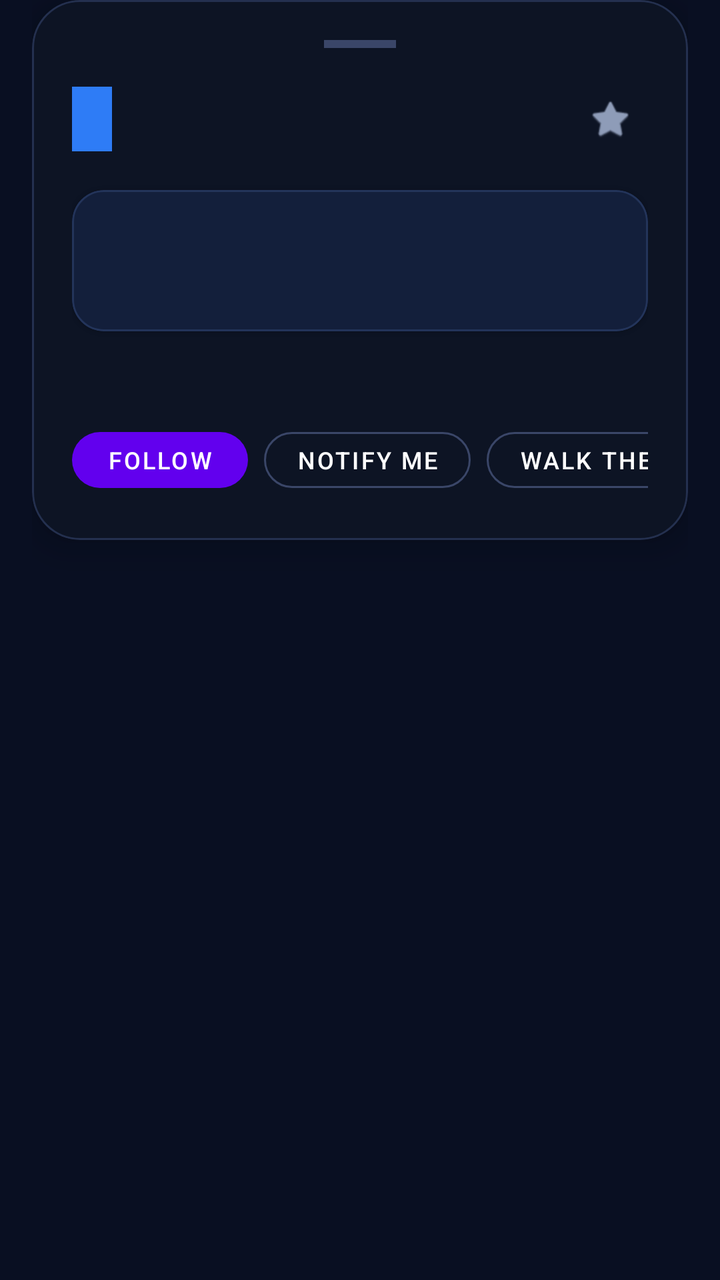
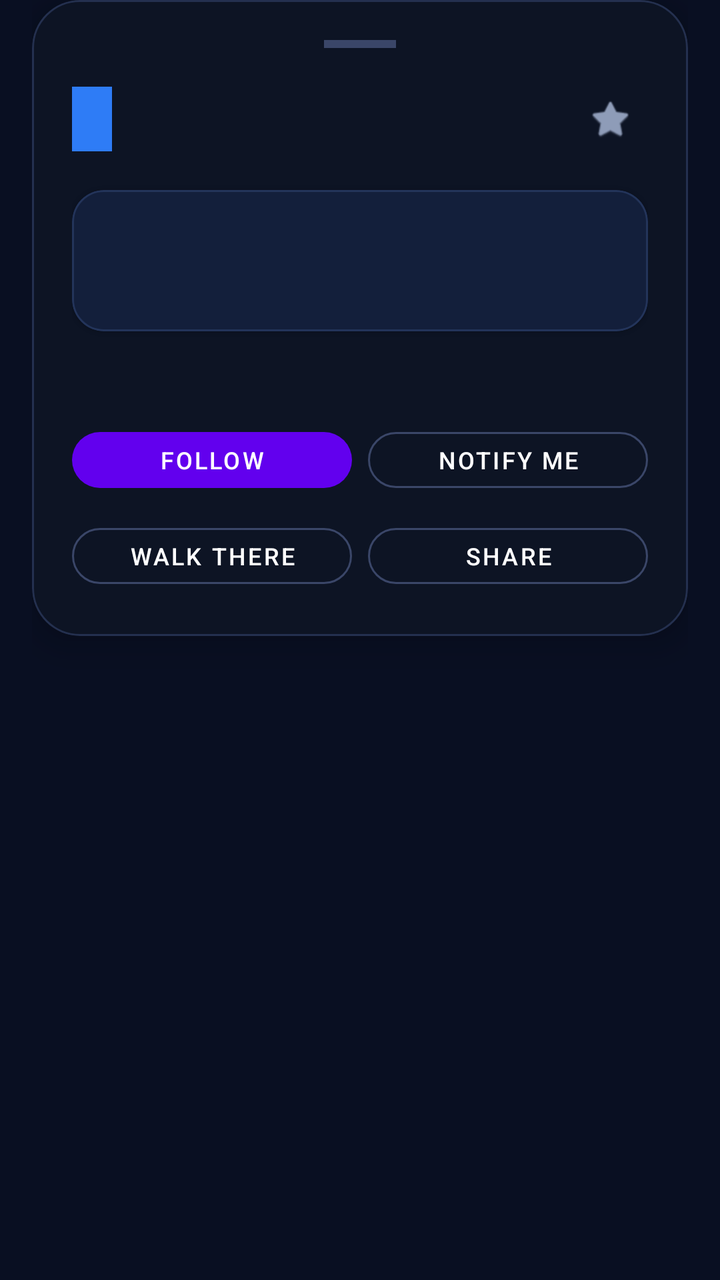

Compare the two renders of this Android layout. The source of the first and the diff that turns it into the second are given below.
<!-- AndroidManifest.xml: application theme Theme.BusTimesLive -->
<!-- res/layout/sheet_bus_details.xml -->
<?xml version="1.0" encoding="utf-8"?>
<LinearLayout xmlns:android="http://schemas.android.com/apk/res/android"
    xmlns:app="http://schemas.android.com/apk/res-auto"
    android:layout_width="match_parent"
    android:layout_height="wrap_content"
    android:background="@android:color/transparent"
    android:orientation="vertical"
    android:paddingStart="16dp"
    android:paddingEnd="16dp"
    android:paddingBottom="24dp">

    <com.google.android.material.card.MaterialCardView
        android:layout_width="match_parent"
        android:layout_height="wrap_content"
        app:cardBackgroundColor="#0D1424"
        app:cardCornerRadius="24dp"
        app:cardElevation="10dp"
        app:strokeColor="#24304F"
        app:strokeWidth="1dp">

        <LinearLayout
            android:layout_width="match_parent"
            android:layout_height="wrap_content"
            android:orientation="vertical"
            android:padding="20dp">

            
            <View
                android:layout_width="36dp"
                android:layout_height="4dp"
                android:layout_gravity="center_horizontal"
                android:layout_marginBottom="16dp"
                android:background="#3A4668" />

            
            <LinearLayout
                android:layout_width="match_parent"
                android:layout_height="wrap_content"
                android:gravity="center_vertical"
                android:orientation="horizontal">

                <TextView
                    android:id="@+id/text_route_badge"
                    android:layout_width="wrap_content"
                    android:layout_height="wrap_content"
                    android:background="#2E7CF6"
                    android:paddingStart="10dp"
                    android:paddingTop="4dp"
                    android:paddingEnd="10dp"
                    android:paddingBottom="4dp"
                    android:textColor="#FFFFFF"
                    android:textSize="18sp"
                    android:textStyle="bold" />

                <LinearLayout
                    android:layout_width="0dp"
                    android:layout_height="wrap_content"
                    android:layout_marginStart="12dp"
                    android:layout_weight="1"
                    android:orientation="vertical">

                    <TextView
                        android:id="@+id/text_destination"
                        android:layout_width="wrap_content"
                        android:layout_height="wrap_content"
                        android:ellipsize="end"
                        android:maxLines="1"
                        android:textColor="#FFFFFF"
                        android:textSize="17sp"
                        android:textStyle="bold" />

                    <TextView
                        android:id="@+id/text_operator"
                        android:layout_width="wrap_content"
                        android:layout_height="wrap_content"
                        android:ellipsize="end"
                        android:maxLines="1"
                        android:textColor="#8E9CB8"
                        android:textSize="12sp" />
                </LinearLayout>

                <ImageView
                    android:id="@+id/btn_favorite"
                    android:layout_width="38dp"
                    android:layout_height="38dp"
                    android:background="?attr/selectableItemBackgroundBorderless"
                    android:padding="8dp"
                    android:src="@android:drawable/btn_star"
                    app:tint="#8E9CB8" />
            </LinearLayout>

            
            <com.google.android.material.card.MaterialCardView
                android:layout_width="match_parent"
                android:layout_height="wrap_content"
                android:layout_marginTop="16dp"
                app:cardBackgroundColor="#131F3B"
                app:cardCornerRadius="16dp"
                app:strokeColor="#23345A"
                app:strokeWidth="1dp">

                <LinearLayout
                    android:layout_width="match_parent"
                    android:layout_height="wrap_content"
                    android:gravity="center_vertical"
                    android:orientation="horizontal"
                    android:padding="14dp">

                    <LinearLayout
                        android:layout_width="0dp"
                        android:layout_height="wrap_content"
                        android:layout_weight="1"
                        android:orientation="vertical">

                        <TextView
                            android:id="@+id/text_eta_countdown"
                            android:layout_width="wrap_content"
                            android:layout_height="wrap_content"
                            android:textColor="#00E5FF"
                            android:textSize="18sp"
                            android:textStyle="bold" />

                        <TextView
                            android:id="@+id/text_next_stop"
                            android:layout_width="wrap_content"
                            android:layout_height="wrap_content"
                            android:layout_marginTop="2dp"
                            android:textColor="#8E9CB8"
                            android:textSize="12sp" />
                    </LinearLayout>

                    <TextView
                        android:id="@+id/text_occupancy"
                        android:layout_width="wrap_content"
                        android:layout_height="wrap_content"
                        android:paddingStart="10dp"
                        android:paddingTop="5dp"
                        android:paddingEnd="10dp"
                        android:paddingBottom="5dp"
                        android:textColor="#FFFFFF"
                        android:textSize="11sp"
                        android:textStyle="bold" />
                </LinearLayout>
            </com.google.android.material.card.MaterialCardView>

            
            <LinearLayout
                android:layout_width="match_parent"
                android:layout_height="wrap_content"
                android:layout_marginTop="12dp"
                android:orientation="horizontal"
                android:weightSum="3">

                <TextView
                    android:id="@+id/text_speed"
                    android:layout_width="0dp"
                    android:layout_height="wrap_content"
                    android:layout_weight="1"
                    android:gravity="center"
                    android:textColor="#8E9CB8"
                    android:textSize="12sp" />

                <TextView
                    android:id="@+id/text_heading"
                    android:layout_width="0dp"
                    android:layout_height="wrap_content"
                    android:layout_weight="1"
                    android:gravity="center"
                    android:textColor="#8E9CB8"
                    android:textSize="12sp" />

                <TextView
                    android:id="@+id/text_distance"
                    android:layout_width="0dp"
                    android:layout_height="wrap_content"
                    android:layout_weight="1"
                    android:gravity="center"
                    android:textColor="#8E9CB8"
                    android:textSize="12sp" />
            </LinearLayout>

            
            <HorizontalScrollView
                android:layout_width="match_parent"
                android:layout_height="wrap_content"
                android:layout_marginTop="16dp"
                android:scrollbars="none">

                <LinearLayout
                    android:layout_width="wrap_content"
                    android:layout_height="wrap_content"
                    android:orientation="horizontal">

                    <com.google.android.material.button.MaterialButton
                        android:id="@+id/btn_follow"
                        style="@style/Widget.MaterialComponents.Button.UnelevatedButton"
                        android:layout_width="wrap_content"
                        android:layout_height="40dp"
                        android:layout_marginEnd="8dp"
                        android:text="Follow"
                        android:textSize="12sp"
                        app:cornerRadius="20dp" />

                    <com.google.android.material.button.MaterialButton
                        android:id="@+id/btn_alert"
                        style="@style/Widget.MaterialComponents.Button.OutlinedButton"
                        android:layout_width="wrap_content"
                        android:layout_height="40dp"
                        android:layout_marginEnd="8dp"
                        android:text="Notify me"
                        android:textColor="#FFFFFF"
                        android:textSize="12sp"
                        app:cornerRadius="20dp"
                        app:strokeColor="#3A4668" />

                    <com.google.android.material.button.MaterialButton
                        android:id="@+id/btn_walk_ar"
                        style="@style/Widget.MaterialComponents.Button.OutlinedButton"
                        android:layout_width="wrap_content"
                        android:layout_height="40dp"
                        android:layout_marginEnd="8dp"
                        android:text="Walk there"
                        android:textColor="#FFFFFF"
                        android:textSize="12sp"
                        app:cornerRadius="20dp"
                        app:strokeColor="#3A4668" />

                    <com.google.android.material.button.MaterialButton
                        android:id="@+id/btn_share"
                        style="@style/Widget.MaterialComponents.Button.OutlinedButton"
                        android:layout_width="wrap_content"
                        android:layout_height="40dp"
                        android:text="Share"
                        android:textColor="#FFFFFF"
                        android:textSize="12sp"
                        app:cornerRadius="20dp"
                        app:strokeColor="#3A4668" />
                </LinearLayout>
            </HorizontalScrollView>
        </LinearLayout>
    </com.google.android.material.card.MaterialCardView>
</LinearLayout>
<!-- resources referenced by this layout -->
<resources>
  <style name="Theme.BusTimesLive" parent="Theme.MaterialComponents.DayNight.NoActionBar">
          <item name="android:windowBackground">@color/brand_ink</item>
          <item name="android:statusBarColor">@color/brand_ink</item>
          <item name="android:navigationBarColor">@color/brand_ink</item>
          <item name="android:colorPrimary">@color/brand_ink</item>
          <item name="android:colorAccent">@color/brand_blue</item>
      </style>
  <color name="brand_ink">#090F22</color>
  <color name="brand_blue">#2E7CF6</color>
</resources>

<!-- the commit's change to res/layout/sheet_bus_details.xml (unified diff, before → after) -->
@@ -64,7 +64,7 @@
                         android:layout_width="wrap_content"
                         android:layout_height="wrap_content"
                         android:ellipsize="end"
-                        android:maxLines="1"
+                        android:maxLines="2"
                         android:textColor="#FFFFFF"
                         android:textSize="17sp"
                         android:textStyle="bold" />
@@ -148,8 +148,7 @@
                 android:layout_width="match_parent"
                 android:layout_height="wrap_content"
                 android:layout_marginTop="12dp"
-                android:orientation="horizontal"
-                android:weightSum="3">
+                android:orientation="horizontal">
 
                 <TextView
                     android:id="@+id/text_speed"
@@ -180,63 +179,63 @@
             </LinearLayout>
 
             
-            <HorizontalScrollView
+            <LinearLayout
                 android:layout_width="match_parent"
                 android:layout_height="wrap_content"
                 android:layout_marginTop="16dp"
-                android:scrollbars="none">
-
-                <LinearLayout
-                    android:layout_width="wrap_content"
-                    android:layout_height="wrap_content"
-                    android:orientation="horizontal">
-
-                    <com.google.android.material.button.MaterialButton
-                        android:id="@+id/btn_follow"
-                        style="@style/Widget.MaterialComponents.Button.UnelevatedButton"
-                        android:layout_width="wrap_content"
-                        android:layout_height="40dp"
-                        android:layout_marginEnd="8dp"
-                        android:text="Follow"
-                        android:textSize="12sp"
-                        app:cornerRadius="20dp" />
-
-                    <com.google.android.material.button.MaterialButton
-                        android:id="@+id/btn_alert"
-                        style="@style/Widget.MaterialComponents.Button.OutlinedButton"
-                        android:layout_width="wrap_content"
-                        android:layout_height="40dp"
-                        android:layout_marginEnd="8dp"
-                        android:text="Notify me"
-                        android:textColor="#FFFFFF"
-                        android:textSize="12sp"
-                        app:cornerRadius="20dp"
-                        app:strokeColor="#3A4668" />
-
-                    <com.google.android.material.button.MaterialButton
-                        android:id="@+id/btn_walk_ar"
-                        style="@style/Widget.MaterialComponents.Button.OutlinedButton"
-                        android:layout_width="wrap_content"
-                        android:layout_height="40dp"
-                        android:layout_marginEnd="8dp"
-                        android:text="Walk there"
-                        android:textColor="#FFFFFF"
-                        android:textSize="12sp"
-                        app:cornerRadius="20dp"
-                        app:strokeColor="#3A4668" />
-
-                    <com.google.android.material.button.MaterialButton
-                        android:id="@+id/btn_share"
-                        style="@style/Widget.MaterialComponents.Button.OutlinedButton"
-                        android:layout_width="wrap_content"
-                        android:layout_height="40dp"
-                        android:text="Share"
-                        android:textColor="#FFFFFF"
-                        android:textSize="12sp"
-                        app:cornerRadius="20dp"
-                        app:strokeColor="#3A4668" />
-                </LinearLayout>
-            </HorizontalScrollView>
+                android:orientation="horizontal">
+                <com.google.android.material.button.MaterialButton
+                    android:id="@+id/btn_follow"
+                    style="@style/Widget.MaterialComponents.Button.UnelevatedButton"
+                    android:layout_width="0dp"
+                    android:layout_height="40dp"
+                    android:layout_weight="1"
+                    android:layout_marginEnd="8dp"
+                    android:text="Follow"
+                    android:textSize="12sp"
+                    app:cornerRadius="20dp" />
+                <com.google.android.material.button.MaterialButton
+                    android:id="@+id/btn_alert"
+                    style="@style/Widget.MaterialComponents.Button.OutlinedButton"
+                    android:layout_width="0dp"
+                    android:layout_height="40dp"
+                    android:layout_weight="1"
+                    android:text="Notify me"
+                    android:textColor="#FFFFFF"
+                    android:textSize="12sp"
+                    app:cornerRadius="20dp"
+                    app:strokeColor="#3A4668" />
+            </LinearLayout>
+
+            <LinearLayout
+                android:layout_width="match_parent"
+                android:layout_height="wrap_content"
+                android:layout_marginTop="8dp"
+                android:orientation="horizontal">
+                <com.google.android.material.button.MaterialButton
+                    android:id="@+id/btn_walk_ar"
+                    style="@style/Widget.MaterialComponents.Button.OutlinedButton"
+                    android:layout_width="0dp"
+                    android:layout_height="40dp"
+                    android:layout_weight="1"
+                    android:layout_marginEnd="8dp"
+                    android:text="Walk there"
+                    android:textColor="#FFFFFF"
+                    android:textSize="12sp"
+                    app:cornerRadius="20dp"
+                    app:strokeColor="#3A4668" />
+                <com.google.android.material.button.MaterialButton
+                    android:id="@+id/btn_share"
+                    style="@style/Widget.MaterialComponents.Button.OutlinedButton"
+                    android:layout_width="0dp"
+                    android:layout_height="40dp"
+                    android:layout_weight="1"
+                    android:text="Share"
+                    android:textColor="#FFFFFF"
+                    android:textSize="12sp"
+                    app:cornerRadius="20dp"
+                    app:strokeColor="#3A4668" />
+            </LinearLayout>
         </LinearLayout>
     </com.google.android.material.card.MaterialCardView>
 </LinearLayout>
